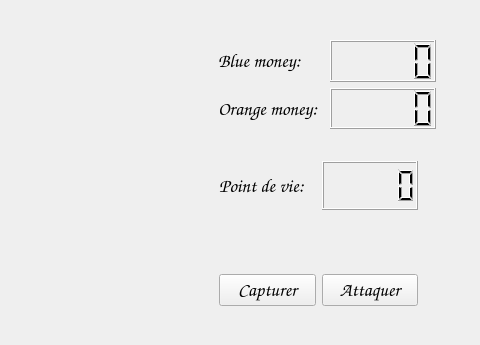
Before: the Qt Designer form AdvanceWars/mainwindow.ui in ulb-be-pauleroy/QtCuteSmart_Advance_Wars, drawn with Qt 5; both pictures show x 922 to 1402 and y 0 to 345 of the 1402 by 437 pixel window.
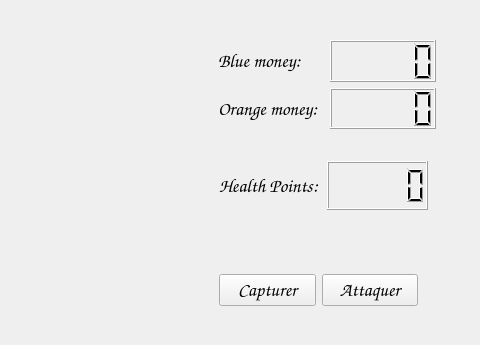
After: the same form once the commit is applied.

Patch:
```diff
--- a/AdvanceWars/mainwindow.ui
+++ b/AdvanceWars/mainwindow.ui
@@ -108,7 +108,7 @@
      <rect>
       <x>1130</x>
       <y>150</y>
-      <width>221</width>
+      <width>231</width>
       <height>71</height>
      </rect>
     </property>
@@ -124,7 +124,7 @@
         </font>
        </property>
        <property name="text">
-        <string>Point de vie:</string>
+        <string>Health Points:</string>
        </property>
       </widget>
      </item>
```
